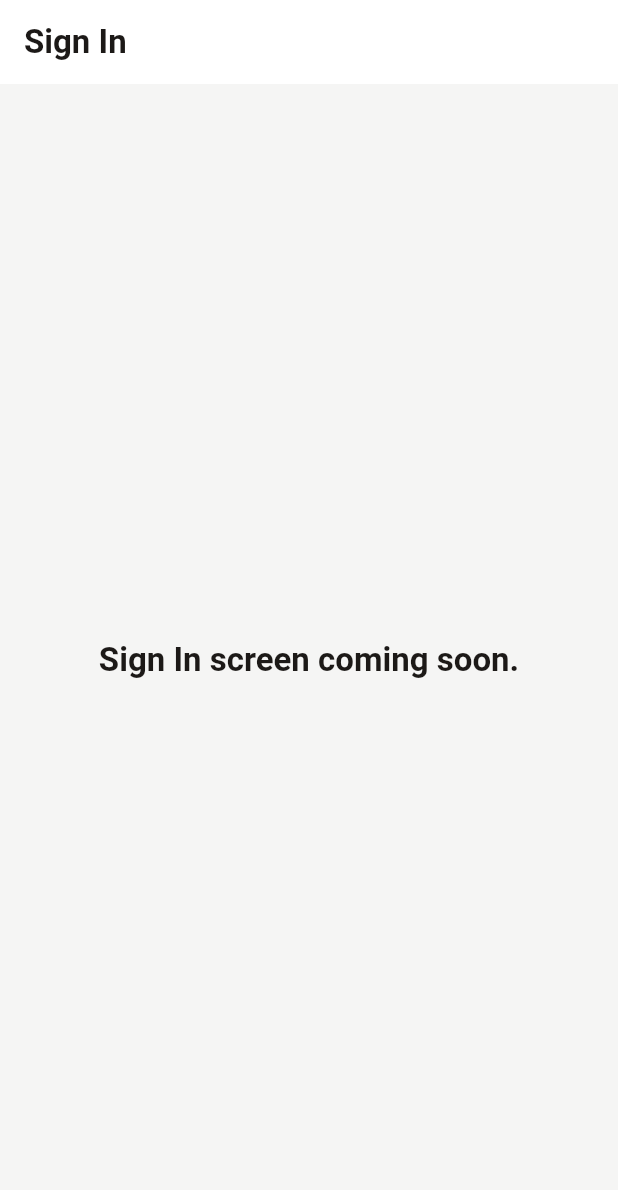
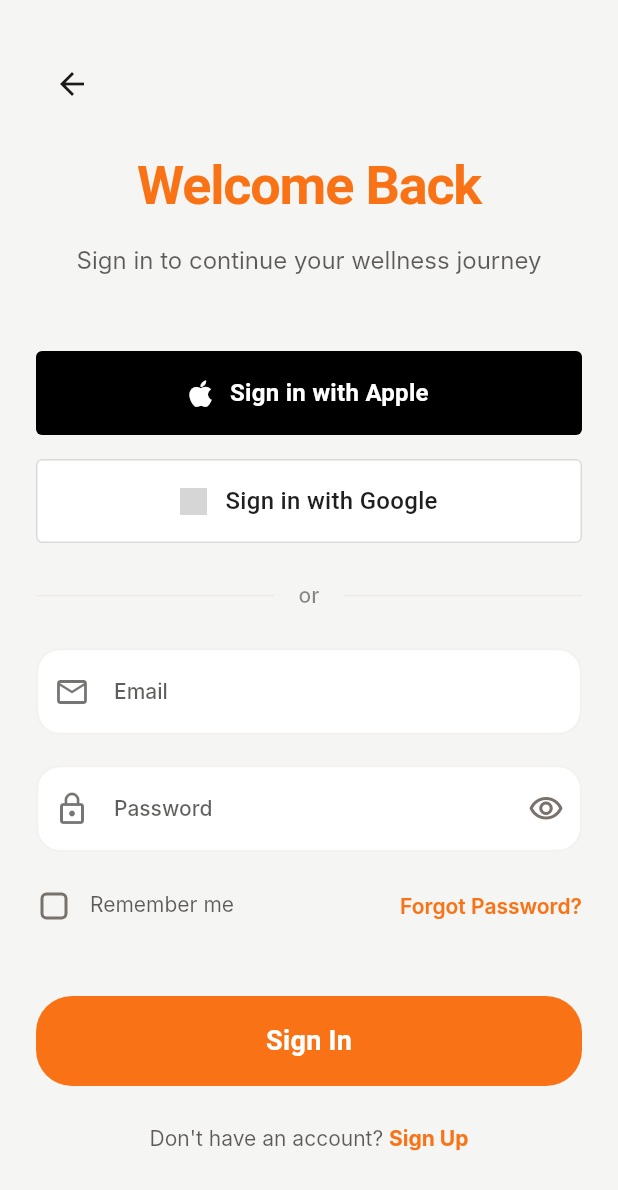
Before and after one commit to naru1790/vitalo, a Flutter app: the screen it shows after launch, after a tap on "Initiate My Vital Plan", after a tap on the "arrow back" icon, after a tap on "I Already Have Momentum", on a phone screen of 412 x 824 dp. Shown: the top 1190 px of the screen. Run offline on Flutter 3.47's test engine with Material 3 defaults, Android fonts, the phone set to English and light mode, and no system bars; our stand-ins replace flutter_riverpod, font_awesome_flutter, go_router; Roboto replaces fonts that are missing (Inter, Poppins); grey boxes are pictures that could not be loaded.

Commit message:
feat: Add login page and reusable checkbox component
- Create comprehensive login screen with email/password authentication
  * Email validation with proper regex
  * Password field with show/hide toggle
  * Remember me checkbox to save email (follows security best practice)
  * Forgot password functionality
  * Form validation before submission
- Add custom login button labels for social auth
  * Signup page: 'Sign up with Apple/Google'
  * Login page: 'Sign in with Apple/Google'
- Create reusable VitaloCheckbox component
  * Consistent 24x24 size with 4px border radius
  * Theme-aware styling
  * Works in both flexible and fixed layouts
- Update router to include login route
- Add Flexible wrapper for checkbox in login screen layout
- Maintain consistent spacing and styling across auth screens

```diff
--- a/lib/core/router.dart
+++ b/lib/core/router.dart
@@ -3,6 +3,7 @@ import 'package:go_router/go_router.dart';
 
 import 'package:vitalo/features/landing/presentation/landing_screen.dart';
 import 'package:vitalo/features/auth/presentation/signup_screen.dart';
+import 'package:vitalo/features/auth/presentation/login_screen.dart';
 
 final GlobalKey<NavigatorState> _rootNavigatorKey = GlobalKey<NavigatorState>();
 
@@ -29,7 +30,7 @@ final GoRouter router = GoRouter(
     GoRoute(
       path: '/auth/login',
       name: 'signin',
-      builder: (context, state) => const _PlaceholderScreen(title: 'Sign In'),
+      builder: (context, state) => const LoginScreen(),
     ),
     GoRoute(
       path: '/product-overview',
@@ -37,7 +38,7 @@ final GoRouter router = GoRouter(
       builder: (context, state) =>
           const _PlaceholderScreen(title: 'Product Overview'),
     ),
-    // TODO: Add more auth routes when Supabase integration is ready.
+    // TODO: Add dashboard and other protected routes when Supabase authentication is integrated.
   ],
   redirect: (context, state) {
     // TODO: Wire up Supabase session-based redirects.
--- a/lib/core/widgets/social_auth_buttons.dart
+++ b/lib/core/widgets/social_auth_buttons.dart
@@ -5,9 +5,14 @@ import '../theme/app_spacing.dart';
 
 /// Social sign-in button for Apple
 class AppleSignInButton extends StatelessWidget {
-  const AppleSignInButton({super.key, required this.onPressed});
+  const AppleSignInButton({
+    super.key,
+    required this.onPressed,
+    this.label = 'Sign in with Apple',
+  });
 
   final VoidCallback onPressed;
+  final String label;
 
   @override
   Widget build(BuildContext context) {
@@ -36,7 +41,7 @@ class AppleSignInButton extends StatelessWidget {
             ),
             const SizedBox(width: 12),
             Text(
-              'Sign in with Apple',
+              label,
               style: TextStyle(
                 fontSize: 16,
                 fontWeight: FontWeight.w600,
@@ -52,9 +57,14 @@ class AppleSignInButton extends StatelessWidget {
 
 /// Social sign-in button for Google
 class GoogleSignInButton extends StatelessWidget {
-  const GoogleSignInButton({super.key, required this.onPressed});
+  const GoogleSignInButton({
+    super.key,
+    required this.onPressed,
+    this.label = 'Sign in with Google',
+  });
 
   final VoidCallback onPressed;
+  final String label;
 
   @override
   Widget build(BuildContext context) {
@@ -101,7 +111,7 @@ class GoogleSignInButton extends StatelessWidget {
             ),
             const SizedBox(width: 12),
             Text(
-              'Sign in with Google',
+              label,
               style: TextStyle(
                 fontSize: 16,
                 fontWeight: FontWeight.w500,
--- /dev/null
+++ b/lib/core/widgets/vitalo_checkbox.dart
@@ -0,0 +1,50 @@
+import 'package:flutter/material.dart';
+
+import '../theme/app_spacing.dart';
+
+/// Vitalo branded checkbox with consistent styling
+class VitaloCheckbox extends StatelessWidget {
+  const VitaloCheckbox({
+    super.key,
+    required this.value,
+    required this.onChanged,
+    required this.label,
+    this.enabled = true,
+  });
+
+  final bool value;
+  final ValueChanged<bool>? onChanged;
+  final Widget label;
+  final bool enabled;
+
+  @override
+  Widget build(BuildContext context) {
+    return InkWell(
+      onTap: enabled && onChanged != null ? () => onChanged!(!value) : null,
+      borderRadius: BorderRadius.circular(8),
+      child: Padding(
+        padding: const EdgeInsets.symmetric(vertical: AppSpacing.xs),
+        child: Row(
+          crossAxisAlignment: CrossAxisAlignment.start,
+          children: [
+            SizedBox(
+              height: 24,
+              width: 24,
+              child: Checkbox(
+                value: value,
+                onChanged: enabled && onChanged != null
+                    ? (newValue) => onChanged!(newValue ?? false)
+                    : null,
+                shape: RoundedRectangleBorder(
+                  borderRadius: BorderRadius.circular(4),
+                ),
+              ),
+            ),
+            const SizedBox(width: AppSpacing.sm),
+            Expanded(child: label),
+          ],
+        ),
+      ),
+    );
+  }
+}
--- /dev/null
+++ b/lib/features/auth/presentation/login_screen.dart
@@ -0,0 +1,320 @@
+import 'package:flutter/material.dart';
+import 'package:go_router/go_router.dart';
+
+import '../../../core/theme/app_spacing.dart';
+import '../../../core/widgets/vitalo_button.dart';
+import '../../../core/widgets/vitalo_text_field.dart';
+import '../../../core/widgets/vitalo_checkbox.dart';
+import '../../../core/widgets/social_auth_buttons.dart';
+
+/// Login screen for existing users
+class LoginScreen extends StatefulWidget {
+  const LoginScreen({super.key});
+
+  @override
+  State<LoginScreen> createState() => _LoginScreenState();
+}
+
+class _LoginScreenState extends State<LoginScreen> {
+  final _formKey = GlobalKey<FormState>();
+  final _emailController = TextEditingController();
+  final _passwordController = TextEditingController();
+
+  bool _isLoading = false;
+  bool _obscurePassword = true;
+  bool _rememberMe = false;
+
+  @override
+  void initState() {
+    super.initState();
+    _loadSavedCredentials();
+  }
+
+  @override
+  void dispose() {
+    _emailController.dispose();
+    _passwordController.dispose();
+    super.dispose();
+  }
+
+  Future<void> _loadSavedCredentials() async {
+    // TODO: Load saved email from SharedPreferences if "Remember Me" was checked
+    // NOTE: Never save passwords in SharedPreferences - only email/username
+    // Password should always be entered fresh for security
+  }
+
+  Future<void> _savePreferences() async {
+    // TODO: Save email to SharedPreferences if "Remember Me" is checked
+    // Implementation will use shared_preferences package
+  }
+
+  Future<void> _handleAppleSignIn() async {
+    // TODO: Integrate with Apple Sign In
+    _showMessage('Apple Sign In - Coming soon');
+  }
+
+  Future<void> _handleGoogleSignIn() async {
+    // TODO: Integrate with Google Sign In
+    _showMessage('Google Sign In - Coming soon');
+  }
+
+  Future<void> _handleEmailLogin() async {
+    if (!_formKey.currentState!.validate()) return;
+
+    setState(() => _isLoading = true);
+
+    try {
+      // Save preferences if remember me is checked
+      if (_rememberMe) {
+        await _savePreferences();
+      }
+
+      // TODO: Integrate with Supabase authentication
+      // When Supabase is integrated, it will handle session management
+      // and redirect to dashboard automatically
+      await Future.delayed(const Duration(seconds: 2));
+
+      if (!mounted) return;
+
+      setState(() => _isLoading = false);
+
+      // Show success message (will be replaced with actual navigation after Supabase integration)
+      _showMessage('Login successful! Supabase integration pending.');
+    } catch (e) {
+      setState(() => _isLoading = false);
+      _showMessage('Login failed. Please try again.');
+    }
+  }
+
+  Future<void> _handleForgotPassword() async {
+    final email = _emailController.text.trim();
+
+    if (email.isEmpty) {
+      _showMessage('Please enter your email address');
+      return;
+    }
+
+    if (!RegExp(r'^[\w-\.]+@([\w-]+\.)+[\w-]{2,4}$').hasMatch(email)) {
+      _showMessage('Please enter a valid email address');
+      return;
+    }
+
+    // TODO: Implement password reset flow
+    _showMessage('Password reset link sent to $email');
+  }
+
+  void _showMessage(String message) {
+    ScaffoldMessenger.of(
+      context,
+    ).showSnackBar(SnackBar(content: Text(message)));
+  }
+
+  @override
+  Widget build(BuildContext context) {
+    final theme = Theme.of(context);
+    final colorScheme = theme.colorScheme;
+
+    return Scaffold(
+      body: SafeArea(
+        child: LayoutBuilder(
+          builder: (context, constraints) {
+            return Center(
+              child: SingleChildScrollView(
+                padding: const EdgeInsets.symmetric(
+                  horizontal: AppSpacing.pageHorizontalPadding,
+                  vertical: AppSpacing.pageVerticalPadding,
+                ),
+                child: ConstrainedBox(
+                  constraints: const BoxConstraints(
+                    maxWidth: AppSpacing.maxContentWidth,
+                  ),
+                  child: Form(
+                    key: _formKey,
+                    child: Column(
+                      crossAxisAlignment: CrossAxisAlignment.stretch,
+                      children: [
+                        // Back button
+                        Align(
+                          alignment: Alignment.centerLeft,
+                          child: IconButton(
+                            onPressed: () => context.go('/'),
+                            icon: Icon(
+                              Icons.arrow_back,
+                              color: colorScheme.onSurface,
+                            ),
+                          ),
+                        ),
+                        const SizedBox(height: AppSpacing.xl),
+
+                        // Header
+                        Text(
+                          'Welcome Back',
+                          style: theme.textTheme.displayMedium?.copyWith(
+                            color: colorScheme.primary,
+                            fontSize: 36,
+                          ),
+                          textAlign: TextAlign.center,
+                        ),
+                        const SizedBox(height: AppSpacing.md),
+                        Text(
+                          'Sign in to continue your wellness journey',
+                          style: theme.textTheme.bodyLarge?.copyWith(
+                            color: colorScheme.onSurface.withOpacity(0.7),
+                          ),
+                          textAlign: TextAlign.center,
+                        ),
+                        const SizedBox(height: AppSpacing.sectionSpacing),
+
+                        // Social Sign-In Buttons
+                        AppleSignInButton(
+                          onPressed: _isLoading ? () {} : _handleAppleSignIn,
+                        ),
+                        const SizedBox(height: AppSpacing.md),
+                        GoogleSignInButton(
+                          onPressed: _isLoading ? () {} : _handleGoogleSignIn,
+                        ),
+                        const SizedBox(height: AppSpacing.xl),
+
+                        // Divider
+                        const OrDivider(),
+                        const SizedBox(height: AppSpacing.xl),
+
+                        // Email field
+                        VitaloTextField(
+                          controller: _emailController,
+                          label: 'Email',
+                          hintText: 'your.email@example.com',
+                          prefixIcon: Icons.email_outlined,
+                          keyboardType: TextInputType.emailAddress,
+                          textInputAction: TextInputAction.next,
+                          enabled: !_isLoading,
+                          validator: (value) {
+                            if (value == null || value.trim().isEmpty) {
+                              return 'Please enter your email';
+                            }
+                            if (!RegExp(
+                              r'^[\w-\.]+@([\w-]+\.)+[\w-]{2,4}$',
+                            ).hasMatch(value)) {
+                              return 'Please enter a valid email';
+                            }
+                            return null;
+                          },
+                        ),
+                        const SizedBox(height: AppSpacing.lg),
+
+                        // Password field
+                        VitaloTextField(
+                          controller: _passwordController,
+                          label: 'Password',
+                          hintText: 'Enter your password',
+                          prefixIcon: Icons.lock_outline,
+                          obscureText: _obscurePassword,
+                          textInputAction: TextInputAction.done,
+                          enabled: !_isLoading,
+                          onSubmitted: (_) => _handleEmailLogin(),
+                          suffixIcon: IconButton(
+                            icon: Icon(
+                              _obscurePassword
+                                  ? Icons.visibility_outlined
+                                  : Icons.visibility_off_outlined,
+                            ),
+                            onPressed: () {
+                              setState(() {
+                                _obscurePassword = !_obscurePassword;
+                              });
+                            },
+                          ),
+                          validator: (value) {
+                            if (value == null || value.isEmpty) {
+                              return 'Please enter your password';
+                            }
+                            return null;
+                          },
+                        ),
+                        const SizedBox(height: AppSpacing.md),
+
+                        // Remember Me & Forgot Password row
+                        Row(
+                          mainAxisAlignment: MainAxisAlignment.spaceBetween,
+                          children: [
+                            // Remember Me checkbox
+                            Flexible(
+                              child: VitaloCheckbox(
+                                value: _rememberMe,
+                                onChanged: _isLoading
+                                    ? null
+                                    : (value) {
+                                        setState(() {
+                                          _rememberMe = value;
+                                        });
+                                      },
+                                enabled: !_isLoading,
+                                label: Text(
+                                  'Remember me',
+                                  style: theme.textTheme.bodyMedium?.copyWith(
+                                    color: colorScheme.onSurface.withOpacity(
+                                      0.7,
+                                    ),
+                                  ),
+                                ),
+                              ),
+                            ),
+
+                            // Forgot Password link
+                            GestureDetector(
+                              onTap: _isLoading ? null : _handleForgotPassword,
+                              child: Text(
+                                'Forgot Password?',
+                                style: theme.textTheme.bodyMedium?.copyWith(
+                                  color: colorScheme.primary,
+                                  fontWeight: FontWeight.w600,
+                                ),
+                              ),
+                            ),
+                          ],
+                        ),
+                        const SizedBox(height: AppSpacing.xxxl),
+
+                        // Sign in button
+                        VitaloPrimaryButton(
+                          onPressed: _isLoading ? null : _handleEmailLogin,
+                          label: 'Sign In',
+                          isLoading: _isLoading,
+                        ),
+                        const SizedBox(height: AppSpacing.xl),
+
+                        // Sign up link
+                        Row(
+                          mainAxisAlignment: MainAxisAlignment.center,
+                          children: [
+                            Text(
+                              'Don\'t have an account? ',
+                              style: theme.textTheme.bodyMedium?.copyWith(
+                                color: colorScheme.onSurface.withOpacity(0.7),
+                              ),
+                            ),
+                            GestureDetector(
+                              onTap: () => context.go('/auth/signup'),
+                              child: Text(
+                                'Sign Up',
+                                style: theme.textTheme.bodyMedium?.copyWith(
+                                  color: colorScheme.primary,
+                                  fontWeight: FontWeight.w700,
+                                ),
+                              ),
+                            ),
+                          ],
+                        ),
+                        const SizedBox(height: AppSpacing.xl),
+                      ],
+                    ),
+                  ),
+                ),
+              ),
+            );
+          },
+        ),
+      ),
+    );
+  }
+}
--- a/lib/features/auth/presentation/signup_screen.dart
+++ b/lib/features/auth/presentation/signup_screen.dart
@@ -5,6 +5,7 @@ import 'package:go_router/go_router.dart';
 import '../../../core/theme/app_spacing.dart';
 import '../../../core/widgets/vitalo_button.dart';
 import '../../../core/widgets/vitalo_text_field.dart';
+import '../../../core/widgets/vitalo_checkbox.dart';
 import '../../../core/widgets/social_auth_buttons.dart';
 import 'privacy_policy_screen.dart';
 import 'terms_of_service_screen.dart';
@@ -220,10 +221,12 @@ class _SignUpScreenState extends State<SignUpScreen> {
                         // Show Apple button on iOS, or show both for testing
                         AppleSignInButton(
                           onPressed: _isLoading ? () {} : _handleAppleSignIn,
+                          label: 'Sign up with Apple',
                         ),
                         const SizedBox(height: AppSpacing.md),
                         GoogleSignInButton(
                           onPressed: _isLoading ? () {} : _handleGoogleSignIn,
+                          label: 'Sign up with Google',
                         ),
                         const SizedBox(height: AppSpacing.xl),
 
@@ -374,45 +377,19 @@ class _SignUpScreenState extends State<SignUpScreen> {
                         ),
                         const SizedBox(height: AppSpacing.xl),
 
-                        // Terms & Privacy checkbox (streamlined, tappable row)
-                        InkWell(
-                          onTap: () {
-                            setState(() {
-                              _agreeToTerms = !_agreeToTerms;
-                            });
-                          },
-                          borderRadius: BorderRadius.circular(8),
-                          child: Padding(
-                            padding: const EdgeInsets.symmetric(
-                              vertical: AppSpacing.xs,
-                            ),
-                            child: Row(
-                              crossAxisAlignment: CrossAxisAlignment.start,
-                              children: [
-                                SizedBox(
-                                  height: 24,
-                                  width: 24,
-                                  child: Checkbox(
+                        // Terms & Privacy checkbox
+                        VitaloCheckbox(
                           value: _agreeToTerms,
                           onChanged: (value) {
                             setState(() {
-                                        _agreeToTerms = value ?? false;
+                              _agreeToTerms = value;
                             });
                           },
-                                    shape: RoundedRectangleBorder(
-                                      borderRadius: BorderRadius.circular(4),
-                                    ),
-                                  ),
-                                ),
-                                const SizedBox(width: AppSpacing.sm),
-                                Expanded(
-                                  child: Text.rich(
+                          label: Text.rich(
                             TextSpan(
                               text: 'I agree to the ',
-                                      style: theme.textTheme.bodyMedium
-                                          ?.copyWith(
-                                            color: colorScheme.onSurface
-                                                .withOpacity(0.7),
+                              style: theme.textTheme.bodyMedium?.copyWith(
+                                color: colorScheme.onSurface.withOpacity(0.7),
                               ),
                               children: [
                                 TextSpan(
@@ -420,8 +397,7 @@ class _SignUpScreenState extends State<SignUpScreen> {
                                   style: TextStyle(
                                     color: colorScheme.primary,
                                     fontWeight: FontWeight.w600,
-                                            decoration:
-                                                TextDecoration.underline,
+                                    decoration: TextDecoration.underline,
                                     decorationColor: colorScheme.primary
                                         .withOpacity(0.5),
                                   ),
@@ -429,17 +405,15 @@ class _SignUpScreenState extends State<SignUpScreen> {
                                     ..onTap = _showTermsOfService,
                                 ),
                                 WidgetSpan(
-                                          alignment:
-                                              PlaceholderAlignment.middle,
+                                  alignment: PlaceholderAlignment.middle,
                                   child: Padding(
-                                            padding: const EdgeInsets.only(
-                                              left: 2,
-                                            ),
+                                    padding: const EdgeInsets.only(left: 2),
                                     child: Icon(
                                       Icons.open_in_new,
                                       size: 12,
-                                              color: colorScheme.primary
-                                                  .withOpacity(0.7),
+                                      color: colorScheme.primary.withOpacity(
+                                        0.7,
+                                      ),
                                     ),
                                   ),
                                 ),
@@ -449,8 +423,7 @@ class _SignUpScreenState extends State<SignUpScreen> {
                                   style: TextStyle(
                                     color: colorScheme.primary,
                                     fontWeight: FontWeight.w600,
-                                            decoration:
-                                                TextDecoration.underline,
+                                    decoration: TextDecoration.underline,
                                     decorationColor: colorScheme.primary
                                         .withOpacity(0.5),
                                   ),
@@ -458,21 +431,15 @@ class _SignUpScreenState extends State<SignUpScreen> {
                                     ..onTap = _showPrivacyPolicy,
                                 ),
                                 WidgetSpan(
-                                          alignment:
-                                              PlaceholderAlignment.middle,
+                                  alignment: PlaceholderAlignment.middle,
                                   child: Padding(
-                                            padding: const EdgeInsets.only(
-                                              left: 2,
-                                            ),
+                                    padding: const EdgeInsets.only(left: 2),
                                     child: Icon(
                                       Icons.open_in_new,
                                       size: 12,
-                                              color: colorScheme.primary
-                                                  .withOpacity(0.7),
+                                      color: colorScheme.primary.withOpacity(
+                                        0.7,
                                       ),
-                                          ),
-                                        ),
-                                      ],
                                     ),
                                   ),
                                 ),
```
Lines whose indentation alone changed are shown as unchanged.
